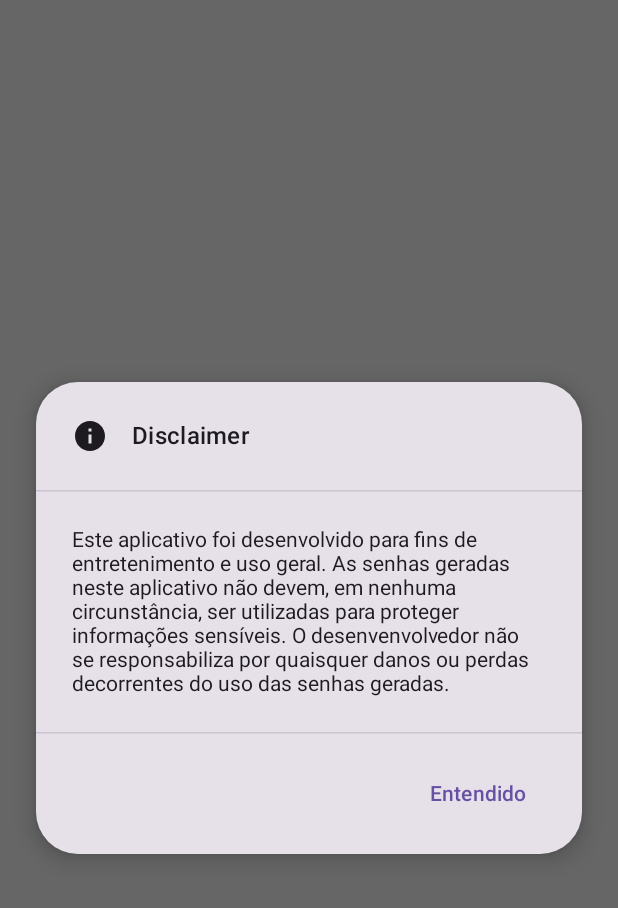
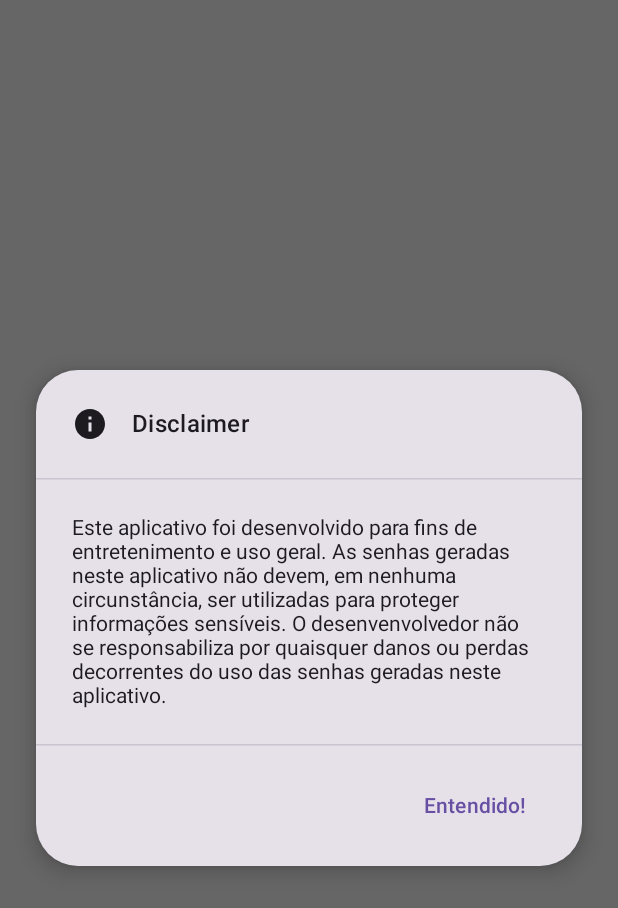
Before and after one commit to antonio-macave/random-password-generator, an Android app built with Jetpack Compose: the @Preview function DisclaimerPreview, on a phone screen of 412 x 824 dp. Shown: the top 908 px of the screen. Run offline under Robolectric (Android 15) with nearby library versions, the phone set to English and light mode, and no system bars.

Commit message:
Translating strings (pt-en)

```diff
--- a/app/src/main/res/values/strings.xml
+++ b/app/src/main/res/values/strings.xml
@@ -1,19 +1,19 @@
 <resources>
-    <string name="app_name">Password Generator</string>
+    <string name="app_name">Gerador de Senhas</string>
 
     <string name="include">Incluir:</string>
     <string name="capital_letters">Letras maiúsculas</string>
-    <string name="noncapital_letters">Letras minúsculas</string>
+    <string name="lowercase_letters">Letras minúsculas</string>
     <string name="numbers">Números</string>
     <string name="special_chars">Caracteres especiais</string>
     <string name="generate_password">Gerar senha</string>
     <string name="please_select_an_option">Por favor, inclua algum tipo de caractere.</string>
-    <string name="disclaimer_title">Disclaimer</string>
+    <string name="disclaimer_title" translatable="false">Disclaimer</string>
     <string name="characters_quantity">Quantidade de caracteres</string>
     <string name="disclaimer_content">
         Este aplicativo foi desenvolvido para fins de entretenimento e uso geral.
         As senhas geradas neste aplicativo não devem, em nenhuma circunstância, ser utilizadas para proteger informações sensíveis.
-        O desenvenvolvedor não se responsabiliza por quaisquer danos ou perdas decorrentes do uso das senhas geradas.
+        O desenvenvolvedor não se responsabiliza por quaisquer danos ou perdas decorrentes do uso das senhas geradas neste aplicativo.
     </string>
-    <string name="got_it">Entendido</string>
+    <string name="got_it">Entendido!</string>
 </resources>
```
Also changed, not shown: 1 other file.
